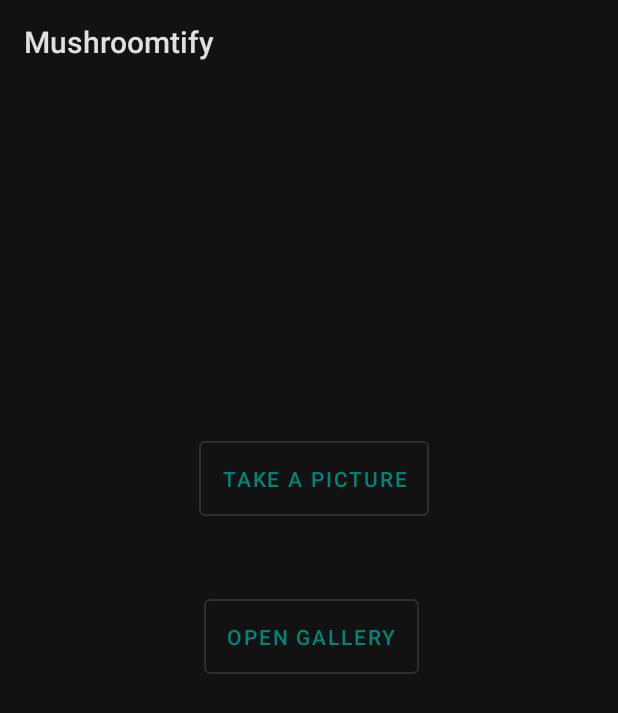
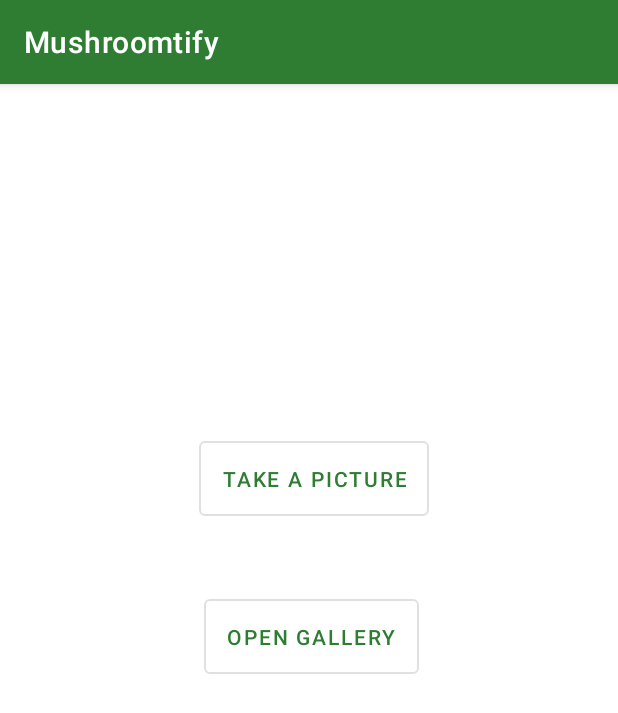
Before and after one commit to abdurahmanovart/Mushroomtify, an Android app: the screen it shows after launch (MainActivity), on a phone screen of 412 x 824 dp. Shown: the top 713 px of the screen. Run offline under Robolectric (Android 15) with nearby library versions, the phone set to English and light mode, and no system bars.

Commit message:
Small style changes

```diff
--- a/app/src/main/res/values/colors.xml
+++ b/app/src/main/res/values/colors.xml
@@ -1,6 +1,20 @@
-<?xml version="1.0" encoding="utf-8"?>
+<!--<?xml version="1.0" encoding="utf-8"?>-->
+<!--<resources>-->
+<!--    <color name="colorPrimary">#009688</color>-->
+<!--    <color name="colorPrimaryDark">#00796B</color>-->
+<!--    <color name="colorAccent">#607D8B</color>-->
+<!--    -->
+<!--    -->
+<!--    -->
+<!--</resources>-->
+
+
+<!--?xml version="1.0" encoding="UTF-8"?-->
 <resources>
-    <color name="colorPrimary">#008577</color>
-    <color name="colorPrimaryDark">#00574B</color>
-    <color name="colorAccent">#D81B60</color>
+    <color name="colorPrimary">#2e7d32</color>
+    <color name="colorPrimaryLight">#60ad5e</color>
+    <color name="colorPrimaryDark">#005005</color>
+    <color name="primaryTextColor">#ffffff</color>
+    <color name="colorAccent">#C5CAE9</color>
+
 </resources>
--- a/app/src/main/res/values/styles.xml
+++ b/app/src/main/res/values/styles.xml
@@ -1,7 +1,7 @@
 <resources>
 
     <!-- Base application theme. -->
-    <style name="AppTheme" parent="Theme.MaterialComponents">
+    <style name="AppTheme" parent="Theme.MaterialComponents.Light.DarkActionBar">
         <!-- Customize your theme here. -->
         <item name="colorPrimary">@color/colorPrimary</item>
         <item name="colorPrimaryDark">@color/colorPrimaryDark</item>
```
Also changed, not shown: app/src/main/res/layout/activity_recognition.xml (+1 -8 lines).
